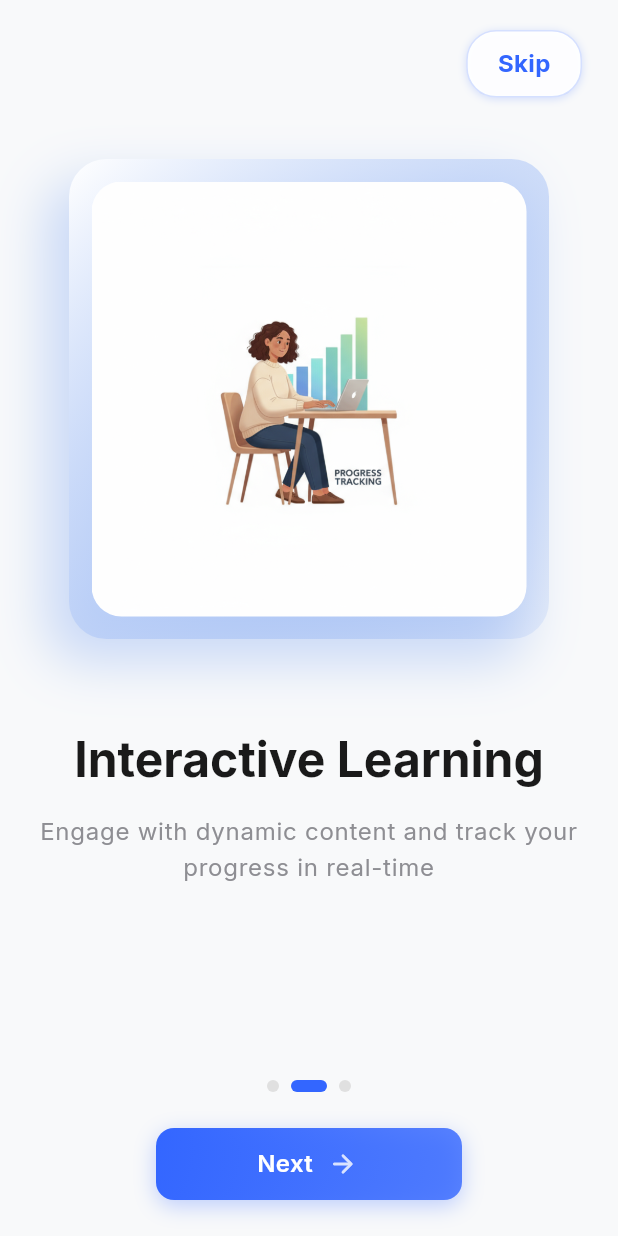
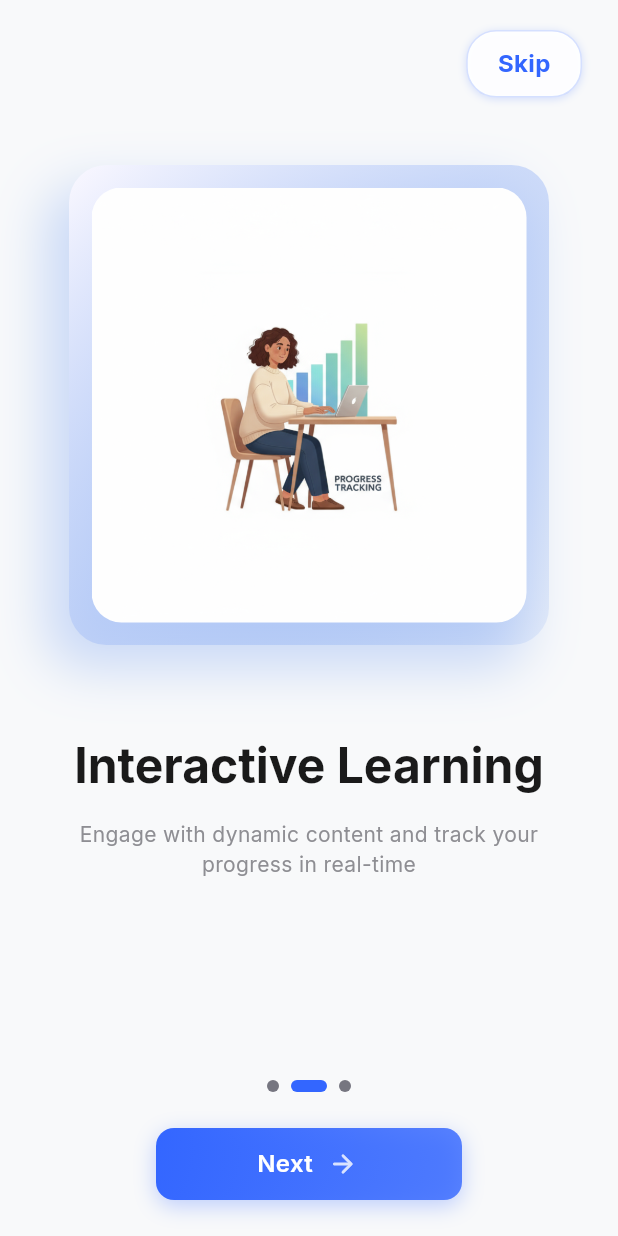
Before and after one commit to Innocent-Gershon/mobile_dev_summative, a Flutter app: the screen it shows after launch, after a tap on "Next", on a phone screen of 412 x 824 dp. Run offline on Flutter 3.47's test engine with Material 3 defaults, Android fonts, the phone set to English and light mode, and no system bars; our stand-ins replace animate_do, cloud_firestore, equatable, file_picker, firebase_auth, firebase_core and 7 more; accounts and stored records are empty; generated files the repository leaves out were written again.

Commit message:
fix splash screen use theme surface color

```diff
--- a/edu_bridge_01/lib/presentation/pages/splash/splash_screen.dart
+++ b/edu_bridge_01/lib/presentation/pages/splash/splash_screen.dart
@@ -34,7 +34,6 @@ class _SplashScreenState extends State<SplashScreen> {
   @override
   Widget build(BuildContext context) {
     return Scaffold(
-      backgroundColor: AppColors.background,
       body: BlocListener<SplashBloc, SplashState>(
         listener: (context, state) {
           if (state is SplashPageChanged) {
@@ -114,7 +113,7 @@ class _SplashScreenState extends State<SplashScreen> {
                   decoration: BoxDecoration(
                     color: currentPage == index
                         ? AppColors.primary
-                        : AppColors.border,
+                        : Theme.of(context).colorScheme.outline,
                     borderRadius: BorderRadius.circular(4),
                   ),
                 );
@@ -162,7 +161,7 @@ class _SplashPage1 extends StatelessWidget {
                   begin: Alignment.topLeft,
                   end: Alignment.bottomRight,
                   colors: [
-                    Colors.white,
+                    Theme.of(context).colorScheme.surface,
                     AppColors.primary.withValues(alpha: 0.1),
                   ],
                 ),
@@ -209,9 +208,8 @@ class _SplashPage1 extends StatelessWidget {
             delay: const Duration(milliseconds: 400),
             child: Text(
               AppStrings.tagline,
-              style: Theme.of(context).textTheme.bodyLarge?.copyWith(
+              style: Theme.of(context).textTheme.bodyMedium?.copyWith(
                 fontSize: 18,
-                color: AppColors.textSecondary,
               ),
               textAlign: TextAlign.center,
             ),
@@ -243,7 +241,7 @@ class _SplashPage2 extends StatelessWidget {
                   begin: Alignment.topLeft,
                   end: Alignment.bottomRight,
                   colors: [
-                    Colors.white,
+                    Theme.of(context).colorScheme.surface,
                     AppColors.secondary.withValues(alpha: 0.1),
                   ],
                 ),
@@ -287,9 +285,7 @@ class _SplashPage2 extends StatelessWidget {
             delay: const Duration(milliseconds: 400),
             child: Text(
               AppStrings.splash2Subtitle,
-              style: Theme.of(context).textTheme.bodyLarge?.copyWith(
-                color: AppColors.textSecondary,
-              ),
+              style: Theme.of(context).textTheme.bodyMedium,
               textAlign: TextAlign.center,
             ),
           ),
@@ -320,8 +316,8 @@ class _SplashPage3 extends StatelessWidget {
                   begin: Alignment.topLeft,
                   end: Alignment.bottomRight,
                   colors: [
-                    Colors.white.withValues(alpha: 0.9),
-                    Colors.white.withValues(alpha: 0.7),
+                    Theme.of(context).colorScheme.surface.withValues(alpha: 0.9),
+                    Theme.of(context).colorScheme.surface.withValues(alpha: 0.7),
                   ],
                 ),
                 boxShadow: [
@@ -364,9 +360,7 @@ class _SplashPage3 extends StatelessWidget {
             delay: const Duration(milliseconds: 400),
             child: Text(
               AppStrings.splash3Subtitle,
-              style: Theme.of(context).textTheme.bodyLarge?.copyWith(
-                color: AppColors.textSecondary,
-              ),
+              style: Theme.of(context).textTheme.bodyMedium,
               textAlign: TextAlign.center,
             ),
           ),
```
